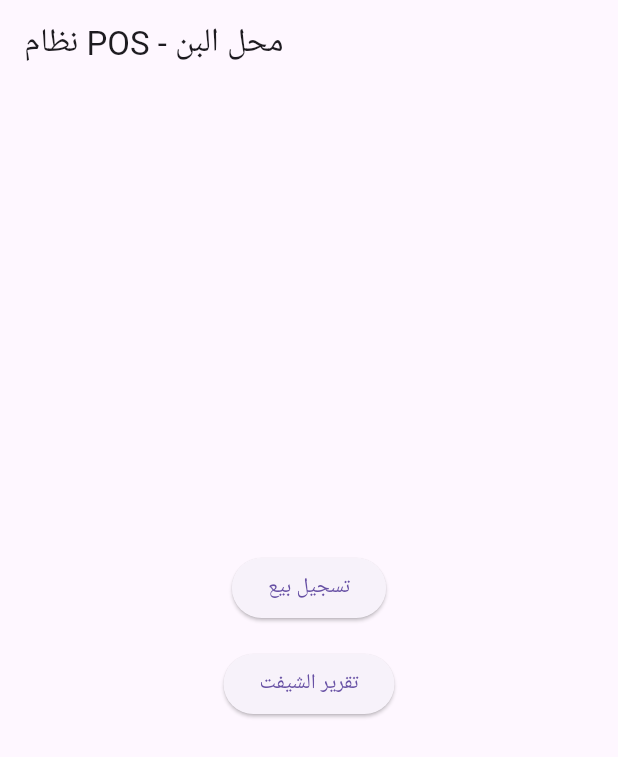
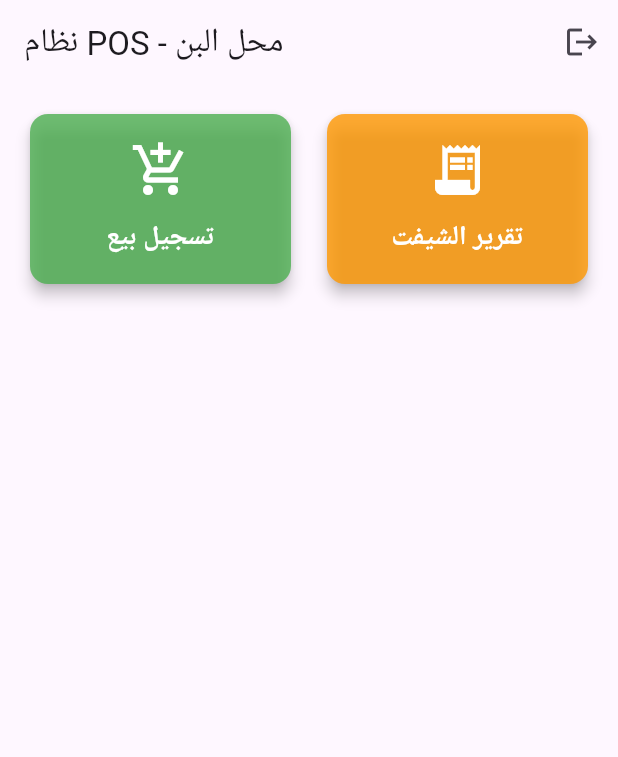
Before and after one commit to shadymohamedabdo/coffee_pos, a Flutter app: the HomeScreen screen opened directly with empty values, on a phone screen of 412 x 824 dp. Shown: the top 757 px of the screen. Run offline on Flutter 3.47's test engine with Material 3 defaults, Android fonts, the phone set to English and light mode, and no system bars; our stand-ins replace fl_chart, sqflite_common_ffi; accounts and stored records are empty.

Commit message:
before cubit

```diff
--- a/lib/data/repositories/products_repository.dart
+++ b/lib/data/repositories/products_repository.dart
@@ -42,6 +42,7 @@ class ProductsRepository {
       whereArgs: [product.id],
     );
   }
+
   Future<void> updateProductPrice(int productId, double newPrice) async {
     final db = await dbHelper.database;
     await db.update(
@@ -61,9 +62,9 @@ class ProductsRepository {
       whereArgs: [id],
     );
   }
+
   Future<List<Map<String, dynamic>>> getProductsByCategory(String category) async {
     final db = await dbHelper.database;
-
     return await db.query(
       'products',
       where: 'category = ?',
--- a/lib/data/screens/home_screen.dart
+++ b/lib/data/screens/home_screen.dart
@@ -1,9 +1,12 @@
-import 'package:coffee_pos/data/screens/products_screen.dart';
-import 'package:coffee_pos/data/screens/shift_screen.dart';
 import 'package:flutter/material.dart';
 import 'add_sale_screen.dart';
 import 'dashboard_screen.dart';
+import 'login_screen.dart';
 import 'shift_report_screen.dart';
+import 'shift_screen.dart';
+import 'products_screen.dart';
+import 'add_employee_screen.dart';
+
 class HomeScreen extends StatelessWidget {
   final Map<String, dynamic> currentUser;
 
@@ -13,83 +16,147 @@ class HomeScreen extends StatelessWidget {
   Widget build(BuildContext context) {
     final isAdmin = currentUser['role'] == 'admin';
 
+    // قائمة الأزرار حسب الصلاحية
+    final List<_HomeButton> buttons = [
+      _HomeButton(
+        label: 'تسجيل بيع',
+        icon: Icons.add_shopping_cart,
+        color: Colors.green,
+        onTap: () => Navigator.push(
+          context,
+          MaterialPageRoute(
+            builder: (_) => AddSaleScreen(currentUser: currentUser),
+          ),
+        ),
+      ),
+      _HomeButton(
+        label: 'تقرير الشيفت',
+        icon: Icons.receipt_long,
+        color: Colors.orange,
+        onTap: () => Navigator.push(
+          context,
+          MaterialPageRoute(
+            builder: (_) => ShiftReportScreen(currentUser: currentUser),
+          ),
+        ),
+      ),
+      if (isAdmin)
+        _HomeButton(
+          label: 'لوحة التحكم Dashboard',
+          icon: Icons.dashboard,
+          color: Colors.blue,
+          onTap: () => Navigator.push(
+            context,
+            MaterialPageRoute(builder: (_) => const DashboardScreen()),
+          ),
+        ),
+      if (isAdmin)
+        _HomeButton(
+          label: 'إدارة الشيفتات',
+          icon: Icons.access_time,
+          color: Colors.red,
+          onTap: () => Navigator.push(
+            context,
+            MaterialPageRoute(builder: (_) => const ShiftScreen()),
+          ),
+        ),
+      if (isAdmin)
+        _HomeButton(
+          label: 'إدارة المنتجات',
+          icon: Icons.coffee,
+          color: Colors.brown,
+          onTap: () => Navigator.push(
+            context,
+            MaterialPageRoute(builder: (_) => const ProductsScreen()),
+          ),
+        ),
+      if (isAdmin)
+        _HomeButton(
+          label: 'إدارة الموظفين',
+          icon: Icons.person_add,
+          color: Colors.purple,
+          onTap: () => Navigator.push(
+            context,
+            MaterialPageRoute(builder: (_) =>  AddEmployeeScreen(currentUser: currentUser,)),
+          ),
+        ),
+    ];
+
     return Scaffold(
-      appBar: AppBar(title: const Text('نظام POS - محل البن')),
-      body: Center(
-        child: SizedBox(
-          width: 800,
-          child: Column(
-            mainAxisAlignment: MainAxisAlignment.center,
-            children: [
-
-              // 🔴 إدارة الشيفتات (Admin فقط)
-              if (isAdmin) ...[
-                ElevatedButton(
-                  onPressed: () => Navigator.push(
-                    context,
-                    MaterialPageRoute(builder: (_) => const ShiftScreen()),
+      appBar: AppBar(
+        title: const Text('نظام POS - محل البن'),
+        actions: [
+          IconButton(
+            icon: const Icon(Icons.logout),
+            tooltip: 'تسجيل خروج',
+            onPressed: () {
+              Navigator.pushReplacement(
+                context,
+                MaterialPageRoute(builder: (_) => const LoginScreen()),
+              );
+            },
+          ),
+        ],
+      ),
+      body: Padding(
+        padding: const EdgeInsets.all(16),
+        child: Center(
+          child: GridView.builder(
+            itemCount: buttons.length,
+            gridDelegate: const SliverGridDelegateWithFixedCrossAxisCount(
+              crossAxisCount: 2, // عدد الأعمدة
+              crossAxisSpacing: 16,
+              mainAxisSpacing: 16,
+              childAspectRatio: 1.5,
+            ),
+            itemBuilder: (context, index) {
+              final btn = buttons[index];
+              return GestureDetector(
+                onTap: btn.onTap,
+                child: Card(
+                  elevation: 4,
+                  shape: RoundedRectangleBorder(
+                    borderRadius: BorderRadius.circular(12),
                   ),
-                  child: const Text('إدارة الشيفتات'),
-                ),
-                const SizedBox(height: 16),
-              ],
-
-              // 🟢 تسجيل بيع (الكل)
-              ElevatedButton(
-                onPressed: () => Navigator.push(
-                  context,
-                  MaterialPageRoute(
-                    builder: (_) => AddSaleScreen(
-                      currentUser: currentUser,
+                  color: btn.color.withOpacity(0.8),
+                  child: Center(
+                    child: Column(
+                      mainAxisSize: MainAxisSize.min,
+                      children: [
+                        Icon(btn.icon, size: 40, color: Colors.white),
+                        const SizedBox(height: 12),
+                        Text(
+                          btn.label,
+                          style: const TextStyle(
+                            fontSize: 18,
+                            fontWeight: FontWeight.bold,
+                            color: Colors.white,
+                          ),
+                          textAlign: TextAlign.center,
+                        ),
+                      ],
                     ),
                   ),
                 ),
-                child: const Text('تسجيل بيع'),
-              ),
-              const SizedBox(height: 16),
-
-              // 🟢 تقرير الشيفت (الكل – بس محتواه يختلف)
-              ElevatedButton(
-                onPressed: () => Navigator.push(
-                  context,
-                  MaterialPageRoute(
-                    builder: (_) => ShiftReportScreen(
-                      currentUser: currentUser,
-                    ),
-                  ),
-                ),
-                child: const Text('تقرير الشيفت'),
-              ),
-              const SizedBox(height: 16),
-
-              // 🔴 Dashboard (Admin فقط)
-              if (isAdmin)
-                ElevatedButton(
-                  onPressed: () => Navigator.push(
-                    context,
-                    MaterialPageRoute(
-                      builder: (_) => const DashboardScreen(),
-                    ),
-                  ),
-                  child: const Text('لوحة التحكم Dashboard'),
-                ),
-              const SizedBox(height: 16),
-
-              if (isAdmin) ...[
-                ElevatedButton(
-                  onPressed: () => Navigator.push(
-                    context,
-                    MaterialPageRoute(builder: (_) => const ProductsScreen()),
-                  ),
-                  child: const Text('إدارة المنتجات'),
-                ),
-                const SizedBox(height: 16),
-              ]
-
-            ],
+              );
+            },
           ),
         ),
       ),
     );
   }
 }
+
+class _HomeButton {
+  final String label;
+  final IconData icon;
+  final Color color;
+  final VoidCallback onTap;
+
+  _HomeButton({
+    required this.label,
+    required this.icon,
+    required this.color,
+    required this.onTap,
+  });
+}
```
Also changed, not shown: lib/data/screens/add_employee_screen.dart (+64 -36 lines).
